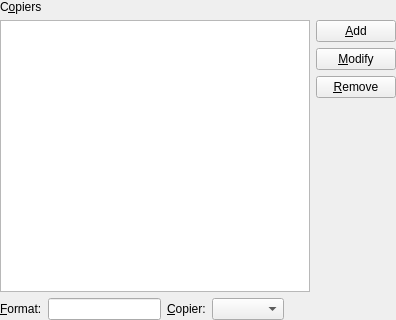
cburschka/lyx, file src/frontends/qt4/ui/PrefCopiersUi.ui: the form before one commit.
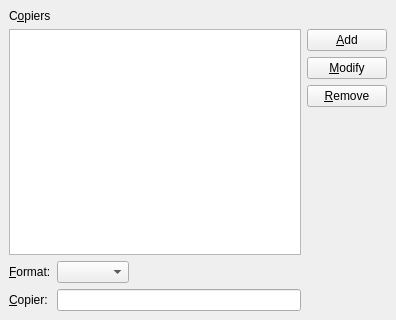
The form after the commit.

```diff
--- a/src/frontends/qt4/ui/PrefCopiersUi.ui
+++ b/src/frontends/qt4/ui/PrefCopiersUi.ui
@@ -12,14 +12,56 @@
   <property name="windowTitle" >
    <string/>
   </property>
-   <layout class="QVBoxLayout" >
+  <layout class="QGridLayout" >
     <property name="margin" >
-     <number>0</number>
+    <number>9</number>
     </property>
     <property name="spacing" >
      <number>6</number>
     </property>
-    <item>
+   <item row="2" column="2" >
+    <spacer>
+     <property name="orientation" >
+      <enum>Qt::Horizontal</enum>
+     </property>
+     <property name="sizeHint" >
+      <size>
+       <width>161</width>
+       <height>20</height>
+      </size>
+     </property>
+    </spacer>
+   </item>
+   <item row="2" column="0" >
+    <widget class="QLabel" name="copierFormatLA" >
+     <property name="text" >
+      <string>&amp;Format:</string>
+     </property>
+     <property name="buddy" >
+      <cstring>copierFormatCO</cstring>
+     </property>
+    </widget>
+   </item>
+   <item row="2" column="1" >
+    <widget class="QComboBox" name="copierFormatCO" />
+   </item>
+   <item row="1" column="0" colspan="3" >
+    <widget class="QListWidget" name="AllCopiersLW" />
+   </item>
+   <item row="3" column="1" colspan="2" >
+    <widget class="QLineEdit" name="copierED" />
+   </item>
+   <item row="3" column="0" >
+    <widget class="QLabel" name="copierLA" >
+     <property name="text" >
+      <string>&amp;Copier:</string>
+     </property>
+     <property name="buddy" >
+      <cstring>copierED</cstring>
+     </property>
+    </widget>
+   </item>
+   <item row="0" column="0" colspan="4" >
      <widget class="QLabel" name="AllCopiersLA" >
       <property name="text" >
        <string>C&amp;opiers</string>
@@ -29,18 +71,7 @@
       </property>
      </widget>
     </item>
-    <item>
-     <layout class="QHBoxLayout" >
-      <property name="margin" >
-       <number>0</number>
-      </property>
-      <property name="spacing" >
-       <number>6</number>
-      </property>
-      <item>
-       <widget class="QListWidget" name="AllCopiersLW" />
-      </item>
-      <item>
+   <item rowspan="3" row="1" column="3" >
        <layout class="QVBoxLayout" >
         <property name="margin" >
          <number>0</number>
@@ -78,57 +109,6 @@
            <size>
             <width>20</width>
             <height>40</height>
-           </size>
-          </property>
-         </spacer>
-        </item>
-       </layout>
-      </item>
-     </layout>
-    </item>
-    <item>
-     <layout class="QHBoxLayout" >
-      <property name="margin" >
-       <number>0</number>
-      </property>
-      <property name="spacing" >
-       <number>6</number>
-      </property>
-      <item>
-       <widget class="QLabel" name="copierFormatLA" >
-        <property name="text" >
-         <string>&amp;Format:</string>
-        </property>
-        <property name="buddy" >
-         <cstring>copierFormatCO</cstring>
-        </property>
-       </widget>
-      </item>
-      <item>
-       <widget class="QLineEdit" name="copierED" />
-      </item>
-      <item>
-       <widget class="QLabel" name="copierLA" >
-        <property name="text" >
-         <string>&amp;Copier:</string>
-        </property>
-        <property name="buddy" >
-         <cstring>copierED</cstring>
-        </property>
-       </widget>
-      </item>
-      <item>
-       <widget class="QComboBox" name="copierFormatCO" />
-      </item>
-      <item>
-       <spacer>
-        <property name="orientation" >
-         <enum>Qt::Horizontal</enum>
-        </property>
-        <property name="sizeHint" >
-         <size>
-          <width>40</width>
-          <height>20</height>
          </size>
         </property>
        </spacer>
```
Lines whose indentation alone changed are shown as unchanged.
